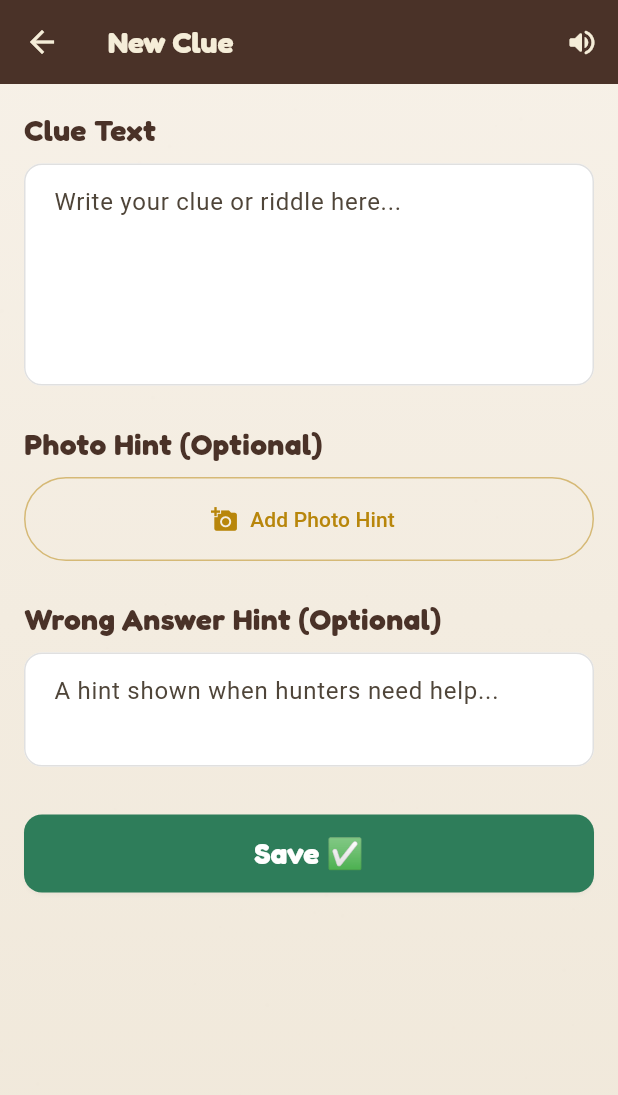
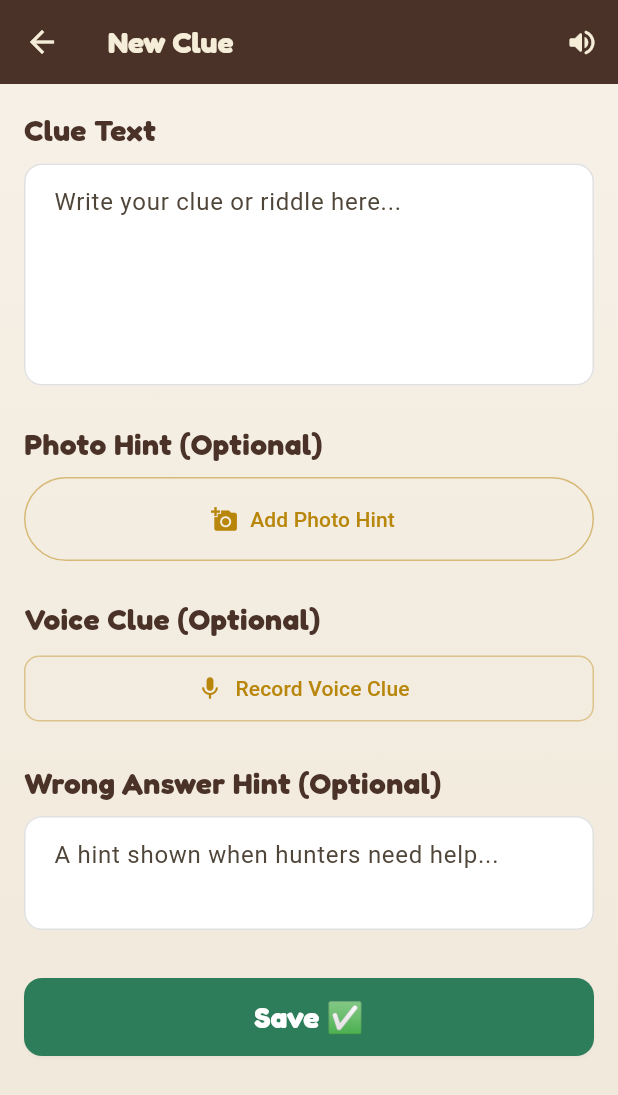
Before and after one commit to saturn1888/saturn1888, a Flutter app: the ClueEditorScreen screen opened by its route, on a phone screen of 412 x 824 dp. Shown: the top 1095 px of the screen. Run offline on Flutter 3.47's test engine with Material 3 defaults, Android fonts, the phone set to English and light mode, and no system bars; our stand-ins replace audioplayers, cloud_firestore, confetti, firebase_core, firebase_storage, google_fonts and 5 more; missing offline and left inert: mobile_scanner; accounts and stored records are empty.

Commit message:
Voice clues now shared via Firebase + added to standalone clue editor
Firebase sharing:
- Voice files uploaded to Firebase Storage alongside photos
- Voice URLs stored in Firestore clue data (voiceUrl field)
- Voice files downloaded when joining a hunt via code
- Answer field also now included in shared hunt data

Standalone clue editor:
- Voice Clue recorder added to clue_editor_screen
- Works in both creation paths (treasure items + standalone clues)
- Voice path saved on clue and persisted via Hive

https://claude.ai/code/session_017Aw2r6LuaKG11VTUwd3Kn5

```diff
--- a/lib/screens/clue_editor_screen.dart
+++ b/lib/screens/clue_editor_screen.dart
@@ -5,6 +5,7 @@ import '../models/clue.dart';
 import '../theme/app_theme.dart';
 import '../widgets/parchment_background.dart';
 import '../widgets/mute_button.dart';
+import '../widgets/voice_clue_recorder.dart';
 
 class ClueEditorScreen extends StatefulWidget {
   const ClueEditorScreen({super.key});
@@ -17,6 +18,7 @@ class _ClueEditorScreenState extends State<ClueEditorScreen> {
   final _clueController = TextEditingController();
   final _hintController = TextEditingController();
   String? _photoPath;
+  String? _voicePath;
   bool _isEditing = false;
   final _picker = ImagePicker();
 
@@ -28,6 +30,7 @@ class _ClueEditorScreenState extends State<ClueEditorScreen> {
       _clueController.text = clue.text;
       _hintController.text = clue.wrongAnswerHint ?? '';
       _photoPath = clue.photoPath;
+      _voicePath = clue.voicePath;
       _isEditing = true;
     }
   }
@@ -135,6 +138,13 @@ class _ClueEditorScreenState extends State<ClueEditorScreen> {
                 ),
               ),
             const SizedBox(height: 24),
+            Text('Voice Clue (Optional)', style: AppTheme.heading(size: 20)),
+            const SizedBox(height: 8),
+            VoiceClueRecorder(
+              existingPath: _voicePath,
+              onChanged: (path) => _voicePath = path,
+            ),
+            const SizedBox(height: 24),
             Text('Wrong Answer Hint (Optional)',
                 style: AppTheme.heading(size: 20)),
             const SizedBox(height: 8),
@@ -161,6 +171,7 @@ class _ClueEditorScreenState extends State<ClueEditorScreen> {
                   final clue = Clue(
                     text: text,
                     photoPath: _photoPath,
+                    voicePath: _voicePath,
                     wrongAnswerHint: _hintController.text.trim().isEmpty
                         ? null
                         : _hintController.text.trim(),
--- a/lib/services/hunt_sharing_service.dart
+++ b/lib/services/hunt_sharing_service.dart
@@ -35,10 +35,19 @@ class HuntSharingService {
           'hunts/$code/clues/clue_$i.jpg',
         );
       }
+      String? voiceUrl;
+      if (clue.voicePath != null && File(clue.voicePath!).existsSync()) {
+        voiceUrl = await _uploadPhoto(
+          File(clue.voicePath!),
+          'hunts/$code/clues/clue_${i}_voice.m4a',
+        );
+      }
       clueData.add({
         'text': clue.text,
         'photoUrl': photoUrl,
+        'voiceUrl': voiceUrl,
         'wrongAnswerHint': clue.wrongAnswerHint,
+        'answer': clue.answer,
         'order': clue.order,
       });
     }
@@ -113,10 +122,19 @@ class HuntSharingService {
           '${appDir.path}/shared_hunts/$upperCode/clue_$i.jpg',
         );
       }
+      String? localVoicePath;
+      if (c['voiceUrl'] != null) {
+        localVoicePath = await _downloadPhoto(
+          c['voiceUrl'] as String,
+          '${appDir.path}/shared_hunts/$upperCode/clue_${i}_voice.m4a',
+        );
+      }
       clues.add(Clue(
         text: c['text'] as String,
         photoPath: localPhotoPath,
+        voicePath: localVoicePath,
         wrongAnswerHint: c['wrongAnswerHint'] as String?,
+        answer: c['answer'] as String?,
         order: c['order'] as int? ?? i,
       ));
     }
```
